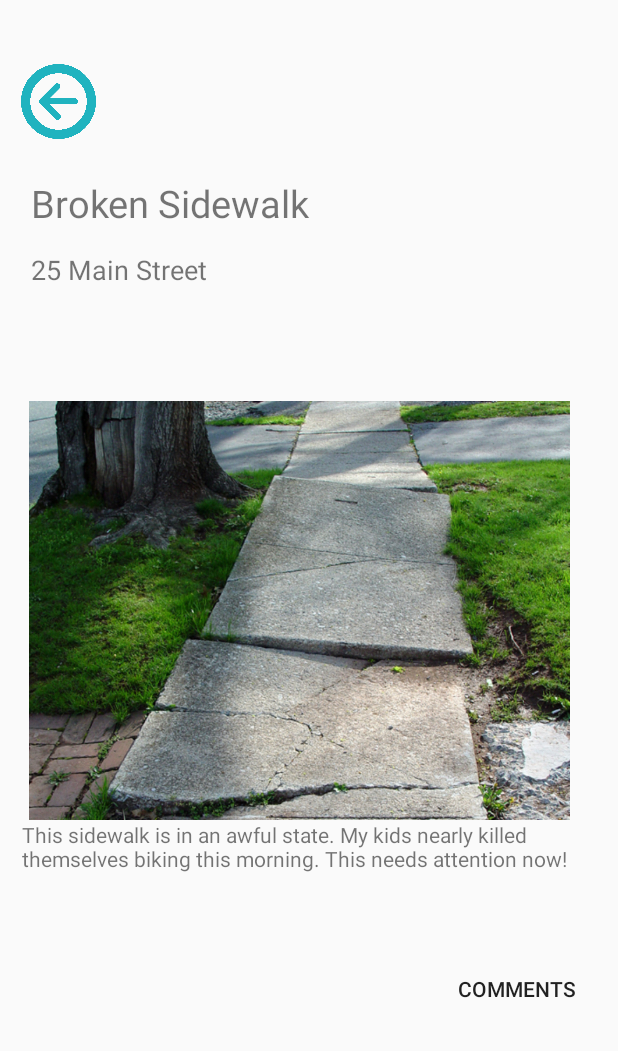
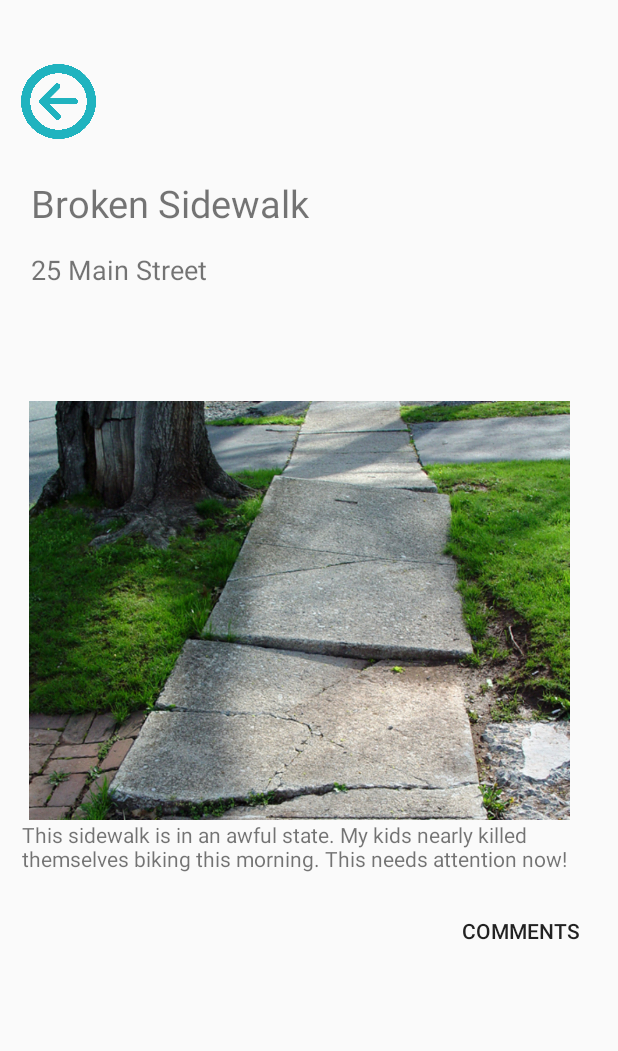
Before and after one commit to qwright/CiviSwipe, an Android app: the IssueDetails screen opened directly, with no data from a screen before it, on a phone screen of 412 x 824 dp, the part 185-1236 px from its top. Run offline under Robolectric (Android 15) with nearby library versions, the phone set to English and light mode, and no system bars.

Commit message:
Moved button to quick fix issue

```diff
--- a/app/src/main/res/layout/activity_issue_details.xml
+++ b/app/src/main/res/layout/activity_issue_details.xml
@@ -30,10 +30,10 @@
         android:text="Comments"
         app:layout_constraintBottom_toBottomOf="parent"
         app:layout_constraintEnd_toEndOf="parent"
-        app:layout_constraintHorizontal_bias="0.925"
+        app:layout_constraintHorizontal_bias="0.934"
         app:layout_constraintStart_toStartOf="parent"
         app:layout_constraintTop_toTopOf="parent"
-        app:layout_constraintVertical_bias="0.976" />
+        app:layout_constraintVertical_bias="0.922" />
 
     <ImageView
         android:id="@+id/imageView7"
```
